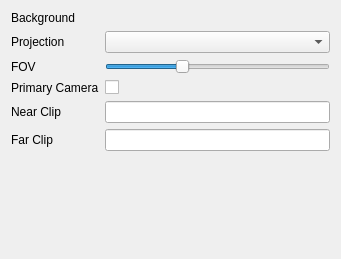
First picture: the form in Editor/src/UI/Widgets/ComponentsUI/RZECameraComponentUI.ui, repository Pikachuxxxx/Razix, before the edit.
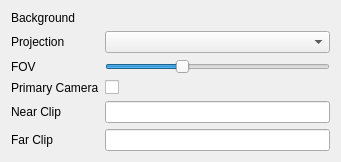
Second picture: the form after the edit.

Diff of the .ui file:
```diff
--- a/Editor/src/UI/Widgets/ComponentsUI/RZECameraComponentUI.ui
+++ b/Editor/src/UI/Widgets/ComponentsUI/RZECameraComponentUI.ui
@@ -7,7 +7,7 @@
     <x>0</x>
     <y>0</y>
     <width>341</width>
-    <height>259</height>
+    <height>156</height>
    </rect>
   </property>
   <property name="windowTitle">
```
